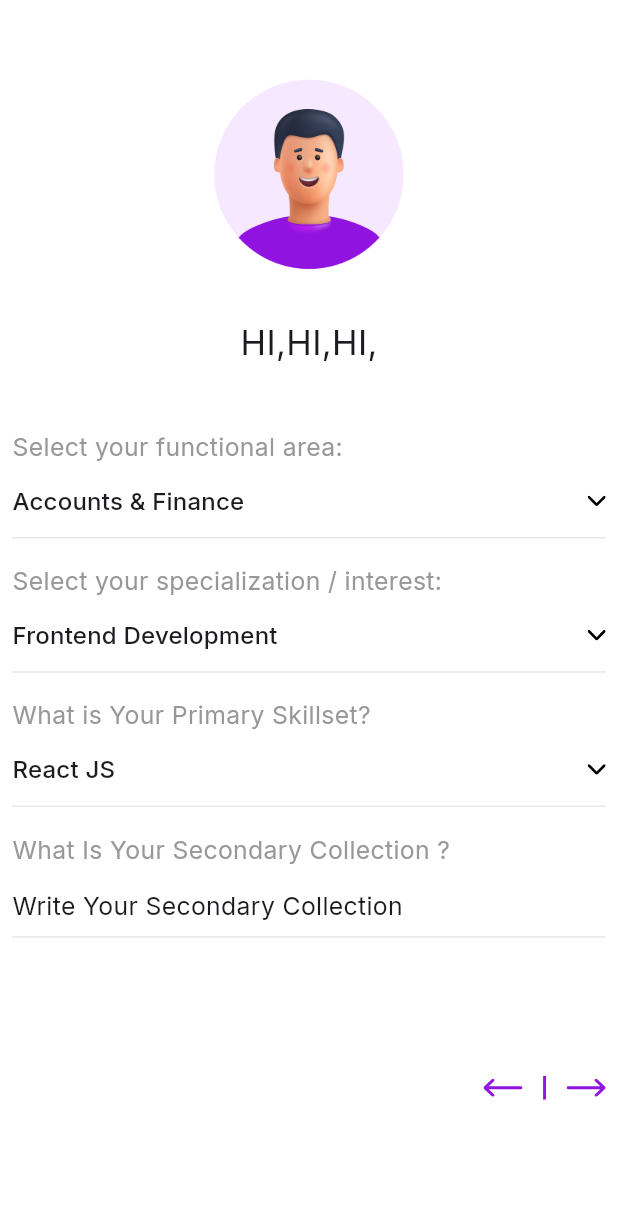
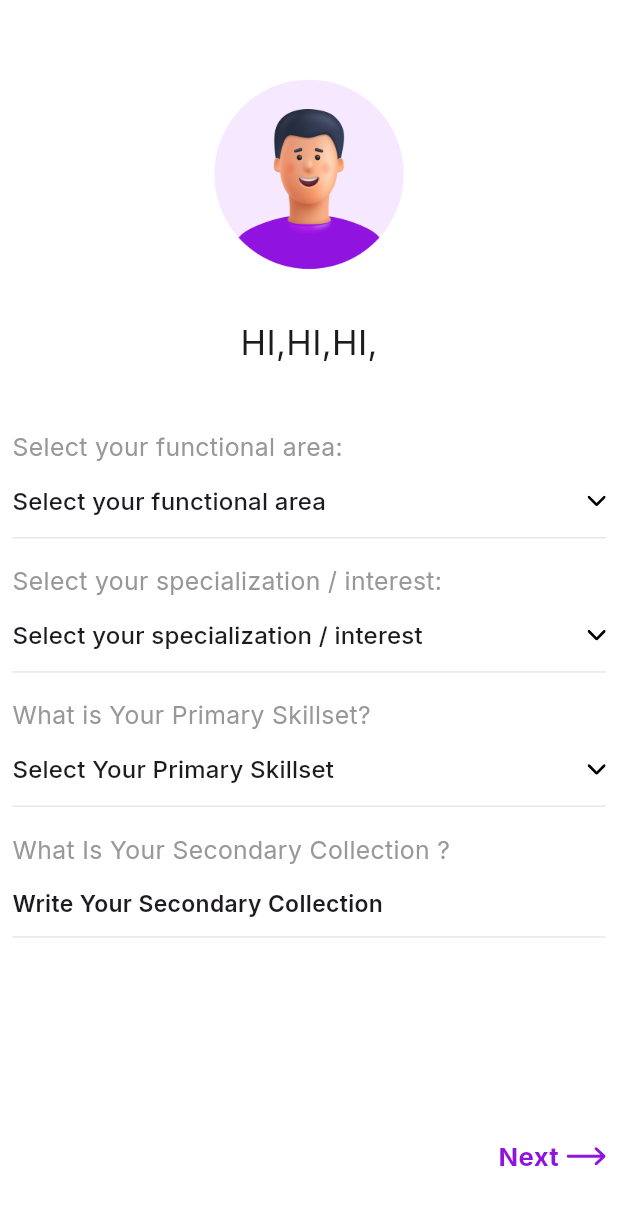
Before and after one commit to Srimantrao/hirexpert, a Flutter app: the Specialization screen opened directly, on a phone screen of 412 x 824 dp. Shown: the top 1205 px of the screen. Run offline on Flutter 3.47's test engine with Material 3 defaults, Android fonts, the phone set to English and light mode, and no system bars; our stand-ins replace dotted_border, flutter_svg, get, google_fonts, shared_preferences, smooth_page_indicator; accounts and stored records are empty.

Commit message:
Tue/09-Jan-2024

```diff
--- a/lib/controller/DropdownController/Specialization_con.dart
+++ b/lib/controller/DropdownController/Specialization_con.dart
@@ -1,13 +1,13 @@
 // ignore_for_file: file_names, non_constant_identifier_names, camel_case_types
 
 import 'package:flutter/material.dart';
-import 'package:get/get.dart';
 import '../../view/utils/app_String.dart';
 
 class SpecializationController with ChangeNotifier {
-  String _Functional_area = Specialization_text.Accounts_Finance;
+  String _Functional_area = Specialization_text.Select_area;
 
   final List<String> _Functional_item = [
+    Specialization_text.Select_area,
     Specialization_text.Accounts_Finance,
     Specialization_text.Bpo,
     Specialization_text.Database_Engineer,
@@ -20,9 +20,10 @@ class SpecializationController with ChangeNotifier {
     Specialization_text.Web_Devloper,
   ];
 
-  String _Select_Speciailzation = Specialization_text.Frontend;
+  String _Select_Speciailzation = Specialization_text.Search_text;
 
   final List<String> _Speciailzation_item = [
+    Specialization_text.Search_text,
     Specialization_text.Backend,
     Specialization_text.Frontend,
     Specialization_text.Software,
@@ -30,9 +31,10 @@ class SpecializationController with ChangeNotifier {
     Specialization_text.Skillset,
   ];
 
-  String _Skillset = Specialization_text.React_JS;
+  String _Skillset = Specialization_text.Select_Skillset;
 
   final List<String> _Skillset_item = [
+    Specialization_text.Select_Skillset,
     Specialization_text.Angular_TS,
     Specialization_text.Angular,
     Specialization_text.Bootstrap,
--- a/lib/view/screen/collection/specialization.dart
+++ b/lib/view/screen/collection/specialization.dart
@@ -3,7 +3,6 @@
 import 'package:flutter/material.dart';
 import 'package:flutter_svg/flutter_svg.dart';
 import 'package:get/get.dart';
-import 'package:hirexpert/view/screen/collection/Education.dart';
 import 'package:hirexpert/view/utils/aap_image.dart';
 import 'package:hirexpert/view/utils/app_String.dart';
 import 'package:hirexpert/view/utils/app_color.dart';
@@ -11,8 +10,6 @@ import 'package:hirexpert/view/utils/app_icon.dart';
 import 'package:hirexpert/view/utils/common/Container/Option.dart';
 import 'package:provider/provider.dart';
 import '../../../controller/CollectionController/Collectiondepartment.dart';
-import '../../../controller/DropdownController/Specialization_con.dart';
-import '../../../controller/DropdownController/Specialization_con.dart';
 import '../../../controller/DropdownController/Specialization_con.dart';
 import '../../utils/common/Textfild/Inputfild.dart';
 
@@ -173,9 +170,7 @@ class _SpecializationState extends State<Specialization> {
                                     isExpanded: true,
                                     value: Special.Select_Speciailzation,
                                     items: Special.Speciailzation_item.map(
-                                      (
-                                        String newitem,
-                                      ) {
+                                      (String newitem) {
                                         return DropdownMenuItem<String>(
                                           value: newitem,
                                           child: Text(newitem),
@@ -218,9 +213,7 @@ class _SpecializationState extends State<Specialization> {
                                     isExpanded: true,
                                     value: Special.Skillset,
                                     items: Special.Skillset_item.map(
-                                      (
-                                        String newitem,
-                                      ) {
+                                      (String newitem) {
                                         return DropdownMenuItem<String>(
                                           value: newitem,
                                           child: Text(newitem),
@@ -267,13 +260,14 @@ class _SpecializationState extends State<Specialization> {
                                       border: Border(
                                         bottom: BorderSide(
                                           color: AppColor.Bottam_color,
-                                      )),
+                                        ),
+                                      ),
                                     ),
                                     child: Text(
                                       EditProfile_text.Enter_Secondary,
                                       style: TextStyle(
-                                        fontSize: Get.width / 25,
-                                        fontWeight: FontWeight.w400
+                                        fontSize: Get.width / 27,
+                                        fontWeight: FontWeight.w600,
                                       ),
                                     ),
                                   ),
@@ -520,24 +514,23 @@ class _SpecializationState extends State<Specialization> {
                           : SizedBox(height: Get.height / 2.35);
                     },
                   ),
-                  Row(
+                  SizedBox(height: Get.height / 20),
+                  InkWell(
+                    child: Row(
                       mainAxisAlignment: MainAxisAlignment.end,
                       children: [
-                      SvgPicture.asset(AppIcons.Backarrow),
-                      SizedBox(width: Get.width / 30),
-                      SvgPicture.asset(AppIcons.Rectangle),
-                      SizedBox(width: Get.width / 30),
-                      InkWell(
-                        splashColor: Colors.transparent,
-                        highlightColor: Colors.transparent,
-                        hoverColor: Colors.transparent,
-                        focusColor: Colors.transparent,
-                        onTap: () {
-                          Get.to(() => const Education());
-                        },
-                        child: SvgPicture.asset(AppIcons.Go),
+                        Text(
+                          Navigator_text.Next,
+                          style: TextStyle(
+                            color: AppColor.Button_color,
+                            fontWeight: FontWeight.w700,
+                            fontSize: Get.size.width / 24,
                           ),
+                        ),
+                        SizedBox(width: Get.width / 80),
+                        SvgPicture.asset(AppIcons.Go),
                       ],
+                    ),
                   ),
                 ],
               ),
--- a/lib/view/utils/app_String.dart
+++ b/lib/view/utils/app_String.dart
@@ -1,7 +1,11 @@
 // ignore_for_file: constant_identifier_names, camel_case_types, file_names
 
 //DropDown Menu
-import 'package:hirexpert/view/screen/collection/Education.dart';
+
+class Navigator_text {
+  static const Next = "Next";
+  static const Back = "Back";
+}
 
 class DropDownMenu_String {
   static const Gujarat = "Gujarat";
@@ -80,7 +84,8 @@ class Forget_Password_text {
   static const Submit = "Submit";
   static const Success = "Success!";
   static const OK = "OK";
-  static const Sub_Suessess = "We have sent a mail to your registeredemail id. You can reset your password byclicking on the link mentioned in theemail.";
+  static const Sub_Suessess =
+      "We have sent a mail to your registeredemail id. You can reset your password byclicking on the link mentioned in theemail.";
   static const sub =
       "Expenses as material breeding insisted buildingto in. Continual so distrusts pronounce by unwillinglistening. Thing do taste on we manor.";
 }
@@ -262,8 +267,11 @@ class EditProfile_text {
 //Specialization
 class Specialization_text {
   static const area = "Select your functional area:";
+  static const Select_area = "Select your functional area";
   static const interest = "Select your specialization / interest:";
+  static const Search_text = "Select your specialization / interest";
   static const Skillset = "What is Your Primary Skillset?";
+  static const Select_Skillset = "Select Your Primary Skillset";
   static const Collection = "What Is Your Secondary Collection ?";
 
   //Select your functional area:
```
Also changed, not shown: assets/icon/body/Success.png (added). Lines whose indentation alone changed are shown as unchanged.
